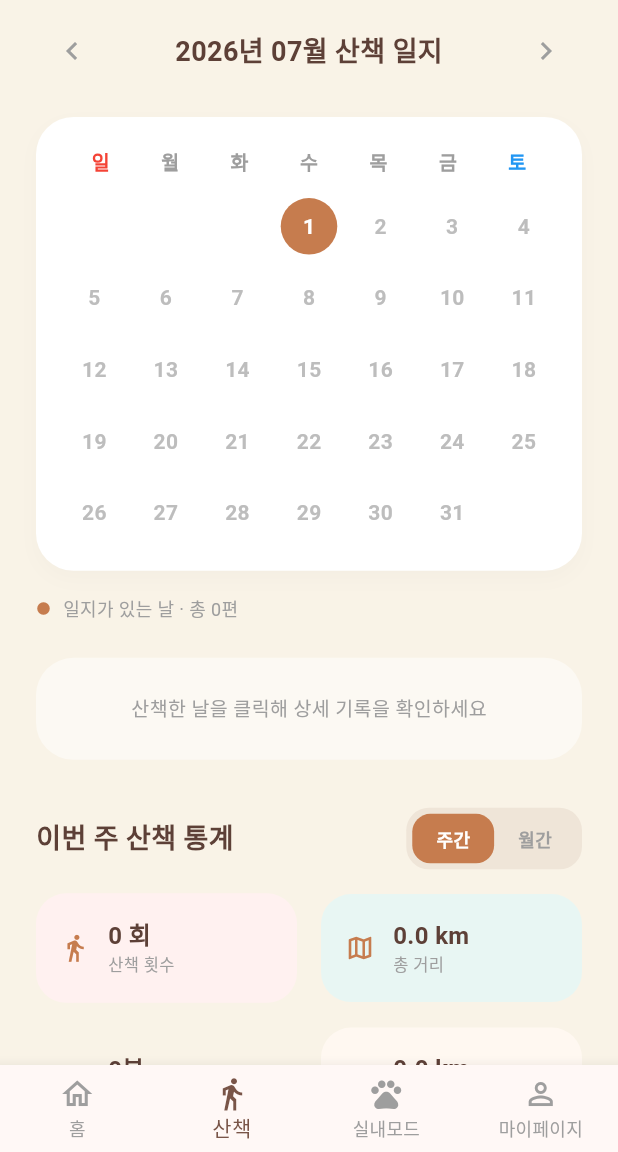
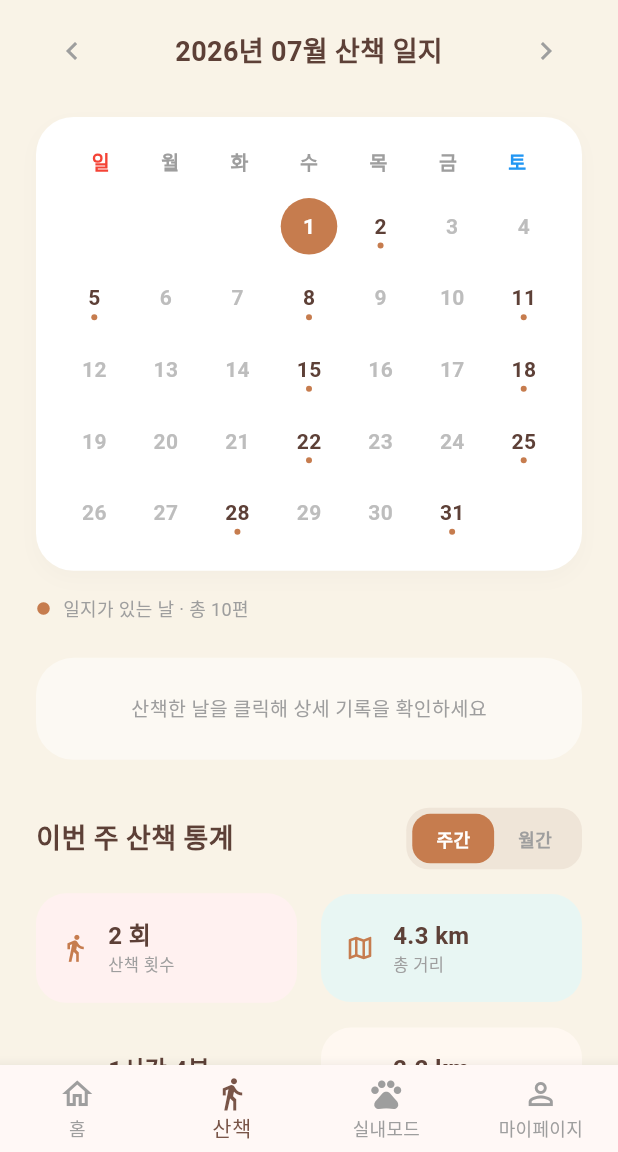
Before and after one commit to YooSH-R/masil, a Flutter app: the WalkLogFeedScreen screen opened by its route, after a tap on the "chevron left" icon, on a phone screen of 412 x 824 dp, the part 84-1236 px from its top. Run offline on Flutter 3.47's test engine with Material 3 defaults, Android fonts, the phone set to English and light mode, and no system bars; our stand-ins replace dio, flutter_secure_storage, go_router, google_fonts, google_sign_in, logger and 1 more; missing offline and left inert: kakao_flutter_sdk_user, kakao_map_plugin, mobile_scanner; accounts and stored records are empty; network calls fail.

Commit message:
✨ Feat: 산책 일지 7월 예시 데이터와 감성 사진 표시 추가
백엔드 산책 API 가 아직 없어서 달력·상세 기록·주간/월간 통계·경로 지도가
전부 빈 화면이었다. 시연과 화면 검증을 위해 2026년 7월 기록 10건을 넣었다.

예시 데이터 (SampleWalkDiaries)
- 7월에 10회. 주차별로 흩어 놓아 주간 통계가 값마다 달라진다
- walkId 를 음수로 두어 서버 id 와 겹치지 않게 했다. 이 값으로
  "서버에 없는 기록"을 판별해 상세 조회·역지오코딩을 건너뛴다
  (안 그러면 날짜를 누를 때마다 401 이 났다)
- 같은 날짜에 서버 기록이 있으면 실제 데이터를 우선한다.
  8월 이후 실제 산책 흐름은 건드리지 않는다
- enabled 를 false 로 바꾸면 전부 사라진다

경로 좌표
- 처음에는 기준 좌표에서 방향을 꺾어가며 계산해 만들었는데, 도로를 무시하고
  건물을 관통해서 보기 나빴다
- OSRM 라우팅 서버에서 실제 도로를 따라가는 경로를 받아 좌표를 그대로 심었다.
  런타임에 API 를 부르지 않으므로 네트워크·키가 필요 없고 매번 같은 경로가 나온다
- 거리·시간도 라우팅 결과에서 가져왔다. 지도에 그려진 선 길이와 화면에
  표시되는 거리가 일치한다 (0.79km ~ 3.32km)

감성 사진
- 일지 기록 카드와 경로 상세의 '이 산책의 감성 사진' 두 곳에 표시한다
- 후기 내용·시간대에 어울리게 배정했다
  (비 오는 저녁 후기 → 비 오는 도시 그림, 해 진 뒤 후기 → 별이 빛나는 밤)
- 우선순위: 서버 사진(thumbnailUrl) → 예시 asset → 안내 아이콘.
  실제 사진이 내려오면 예시가 가리지 않는다
- asset 파일이 없어도 화면이 깨지지 않게 errorBuilder 를 단계별로 걸었다
- pubspec 에 assets/images/samples/ 를 따로 적었다(하위 폴더는 자동 포함 안 됨)

에뮬레이터에서 달력·상세·통계·경로 지도·사진 전부 확인했다.

Co-Authored-By: Claude Opus 5 (1M context) <noreply@anthropic.com>

````diff
--- /dev/null
+++ b/mysil_project_new/lib/core/services/sample_walk_diaries.dart
@@ -0,0 +1,179 @@
+import '../../domain/entities/walk.dart';
+import '../../domain/entities/walk_diary.dart';
+
+/// 2026년 7월 산책 일지 예시 데이터.
+///
+/// 백엔드 산책 API 가 아직 없어서, 달력·상세 기록·주간/월간 통계·경로 지도가
+/// 실제로 어떻게 보이는지 확인하고 시연하기 위한 데이터다.
+///
+/// **8월 이후 데이터는 실제 산책으로 생성된다.** 이 데이터는 7월만 채우고,
+/// 서버에서 받은 기록과 합쳐진다(같은 날짜가 겹치면 서버 것이 우선).
+///
+/// ## 경로 좌표의 출처
+///
+/// 처음에는 기준 좌표에서 방향을 꺾어가며 좌표를 계산해 만들었는데, 도로를
+/// 무시하고 건물을 관통해서 보기 나빴다. 그래서 **OSRM 라우팅 서버에서 실제
+/// 도로를 따라가는 경로를 받아 좌표를 그대로 심었다.**
+///
+/// ```
+/// https://router.project-osrm.org/route/v1/foot/{경유지들}?overview=full&geometries=geojson
+/// ```
+///
+/// 런타임에 API 를 부르지 않으므로 네트워크·키가 필요 없고 매번 같은 경로가
+/// 나온다. 거리·시간도 라우팅 결과에서 가져온 값이라 지도에 그려진 선 길이와
+/// 화면에 표시되는 거리가 일치한다.
+///
+/// ## 제거 방법
+/// [enabled] 를 false 로 바꾸면 앱에서 사라진다. 서버에 7월 데이터가 들어오면
+/// 이 파일과 [WalkDiaryViewModel] 의 병합 코드, [WalkViewModel.loadSummary] 의
+/// 예시 분기를 지우면 된다.
+class SampleWalkDiaries {
+  SampleWalkDiaries._();
+
+  /// 예시 데이터를 쓸지. 서버에 실제 기록이 쌓이면 false 로 바꾸거나 지운다.
+  static const bool enabled = true;
+
+  static const int year = 2026;
+  static const int month = 7;
+
+  /// 예시 데이터의 walkId 는 **음수**다.
+  ///
+  /// 서버가 발급하는 id 와 절대 겹치지 않게 하려는 것이다. 이 값으로
+  /// "서버에 없는 기록"임을 판별해 상세 조회·역지오코딩을 건너뛴다.
+  static bool isSampleId(int walkId) => walkId < 0;
+
+  /// 7월에 10회. 주차별로 흩어 놓아 주간 통계가 값마다 달라지게 했다.
+  static final List<WalkDiaryFeedItem> items = _rows
+      .map((r) => WalkDiaryFeedItem(
+            walkId: r.id,
+            walkedAt: DateTime(year, month, r.day, r.hour, r.minute),
+            durationSeconds: r.minutes * 60,
+            distanceMeters: r.meters,
+            summary: r.summary,
+          ))
+      .toList(growable: false);
+
+  /// walkId → 산책 장소. 실제 기록에서는 좌표를 역지오코딩해 만들지만,
+  /// 예시 데이터는 값을 직접 넣는다.
+  static final Map<int, String> placeNames = {
+    for (final r in _rows) r.id: r.place,
+  };
+
+  /// walkId → 감성 사진 asset 경로.
+  ///
+  /// 실제 기록에서는 GPT 처리를 거친 사진이 서버에서 내려온다(명세서 2.5).
+  /// 예시 데이터는 `assets/images/samples/` 에 넣어둔 그림을 쓴다.
+  /// 파일이 없어도 화면이 깨지지 않게 각 화면에서 errorBuilder 로 받아준다.
+  static String? imageAssetOf(int walkId) => _rowOf(walkId)?.image;
+
+  static const String _imageDir = 'assets/images/samples';
+
+  /// 예시 산책의 경로 요약. 경로 상세 화면이 이걸로 지도에 선을 그린다.
+  static WalkSummary? summaryFor(int walkId) {
+    final row = _rowOf(walkId);
+    final coords = _routes[walkId];
+    if (row == null || coords == null) return null;
+
+    final startedAt = DateTime(year, month, row.day, row.hour, row.minute);
+    final secondsPerStep = coords.length < 2
+        ? 0.0
+        : (row.minutes * 60) / (coords.length - 1);
+
+    return WalkSummary(
+      walkId: walkId,
+      durationSeconds: row.minutes * 60,
+      distanceMeters: row.meters,
+      startedAt: startedAt,
+      endedAt: startedAt.add(Duration(minutes: row.minutes)),
+      route: [
+        for (var i = 0; i < coords.length; i++)
+          WalkLocationPoint(
+            latitude: coords[i].$1,
+            longitude: coords[i].$2,
+            sequence: i + 1,
+            recordedAt:
+                startedAt.add(Duration(seconds: (secondsPerStep * i).round())),
+          ),
+      ],
+    );
+  }
+
+  static _Row? _rowOf(int walkId) {
+    for (final r in _rows) {
+      if (r.id == walkId) return r;
+    }
+    return null;
+  }
+
+  /// 서울 마포·서대문 일대의 실제 도보 경로 좌표 (위도, 경도).
+  /// OSRM 라우팅 결과를 30~50개 지점으로 줄여 넣었다.
+  static const Map<int, List<(double, double)>> _routes = {
+    -1: [(37.57005, 126.93304), (37.56992, 126.93329), (37.57019, 126.93362), (37.57110, 126.93434), (37.57159, 126.93482), (37.57153, 126.93505), (37.57170, 126.9354), (37.57189, 126.93601), (37.57208, 126.93560), (37.57251, 126.93547), (37.57266, 126.93546), (37.57296, 126.93556), (37.57316, 126.93560), (37.57384, 126.93563), (37.57454, 126.93551), (37.57541, 126.93536), (37.57561, 126.93536), (37.57550, 126.93526), (37.57512, 126.93526), (37.57462, 126.93392), (37.57411, 126.93378), (37.57395, 126.93388), (37.57420, 126.93399), (37.57487, 126.93514), (37.57445, 126.93540), (37.57406, 126.93547), (37.57352, 126.93552), (37.57309, 126.93550), (37.57289, 126.93544), (37.57258, 126.93532), (37.57166, 126.93467), (37.57103, 126.93414), (37.57024, 126.93354), (37.56994, 126.93324), (37.57005, 126.93304)],
+    -2: [(37.55599, 126.90195), (37.55668, 126.90172), (37.55675, 126.90205), (37.55682, 126.90236), (37.55690, 126.90273), (37.55706, 126.90350), (37.55717, 126.90406), (37.5573, 126.90468), (37.55744, 126.90537), (37.55755, 126.90572), (37.55804, 126.90557), (37.55859, 126.90584), (37.55876, 126.90614), (37.55934, 126.90715), (37.56054, 126.90607), (37.56120, 126.90550), (37.56203, 126.90473), (37.56146, 126.90362), (37.56181, 126.90301), (37.56133, 126.90334), (37.56102, 126.90356), (37.56083, 126.90370), (37.56036, 126.90363), (37.56028, 126.90346), (37.56014, 126.90315), (37.55996, 126.90272), (37.55938, 126.90314), (37.55883, 126.90352), (37.55815, 126.90401), (37.55776, 126.90428), (37.55725, 126.90445), (37.55710, 126.90371), (37.55697, 126.90310), (37.55687, 126.90262), (37.55681, 126.90233), (37.55675, 126.90204), (37.55618, 126.90189), (37.55599, 126.90195)],
+    -3: [(37.56296, 126.92505), (37.56303, 126.92513), (37.56309, 126.92519), (37.56318, 126.92530), (37.56331, 126.92544), (37.56344, 126.92559), (37.56351, 126.92567), (37.56358, 126.92574), (37.56376, 126.92596), (37.56384, 126.92604), (37.56404, 126.92628), (37.56399, 126.92633), (37.56386, 126.92644), (37.56381, 126.92648), (37.56413, 126.92688), (37.56429, 126.92669), (37.56435, 126.92662), (37.5644, 126.92655), (37.5647, 126.92618), (37.56487, 126.92596), (37.56504, 126.92566), (37.56522, 126.92538), (37.56520, 126.92524), (37.56521, 126.92504), (37.56497, 126.92501), (37.56491, 126.92500), (37.56474, 126.92523), (37.56470, 126.92528), (37.56451, 126.92554), (37.56434, 126.92534), (37.56429, 126.92528), (37.56409, 126.92505), (37.56407, 126.92501), (37.56359, 126.92557), (37.56351, 126.92567), (37.56344, 126.92559), (37.56331, 126.92544), (37.56318, 126.92530), (37.56309, 126.92519), (37.56303, 126.92513), (37.56296, 126.92505)],
+    -4: [(37.57872, 126.88974), (37.57871, 126.88977), (37.57821, 126.89059), (37.57878, 126.89115), (37.57929, 126.89167), (37.58034, 126.89274), (37.58061, 126.89302), (37.58102, 126.89240), (37.58164, 126.89136), (37.58218, 126.89024), (37.58240, 126.88975), (37.58254, 126.88996), (37.58252, 126.89015), (37.58238, 126.89072), (37.58234, 126.89082), (37.58196, 126.89157), (37.58164, 126.89200), (37.58152, 126.89216), (37.58151, 126.89226), (37.58150, 126.89235), (37.58149, 126.89242), (37.58149, 126.89248), (37.58150, 126.89253), (37.58150, 126.89261), (37.58151, 126.89268), (37.58142, 126.89291), (37.58124, 126.89330), (37.58046, 126.89443), (37.57999, 126.89505), (37.57970, 126.89539), (37.57940, 126.89572), (37.57932, 126.89577), (37.57920, 126.89581), (37.57861, 126.89667), (37.57844, 126.89691), (37.57842, 126.89689), (37.57839, 126.89686), (37.57815, 126.89661), (37.57833, 126.89635), (37.57859, 126.89599), (37.57881, 126.89564), (37.57884, 126.89560), (37.57936, 126.89482), (37.57945, 126.89469), (37.57955, 126.89454), (37.58007, 126.89378), (37.58061, 126.89302), (37.57929, 126.89167), (37.57878, 126.89115), (37.57821, 126.89059), (37.57871, 126.88977), (37.57872, 126.88974)],
+    -5: [(37.55393, 126.92108), (37.55347, 126.92041), (37.55389, 126.91991), (37.55490, 126.92128), (37.55522, 126.92172), (37.55604, 126.92283), (37.55692, 126.92400), (37.55693, 126.92424), (37.55632, 126.92503), (37.55626, 126.92506), (37.55623, 126.92503), (37.55617, 126.92473), (37.55604, 126.92449), (37.55594, 126.92438), (37.55543, 126.92360), (37.55517, 126.92331), (37.55491, 126.92306), (37.55451, 126.92275), (37.55463, 126.92218), (37.55506, 126.92168), (37.55524, 126.92146), (37.55557, 126.92107), (37.55590, 126.92068), (37.55614, 126.92040), (37.55692, 126.92049), (37.55720, 126.92078), (37.55742, 126.92101), (37.55789, 126.92149), (37.55833, 126.92193), (37.55872, 126.92283), (37.55854, 126.92308), (37.55800, 126.92304), (37.55731, 126.92240), (37.55694, 126.92186), (37.55688, 126.92180), (37.55660, 126.92163), (37.55631, 126.92145), (37.55624, 126.92127), (37.55601, 126.92055), (37.55579, 126.92081), (37.55533, 126.92135), (37.55513, 126.92160), (37.55473, 126.92206), (37.55431, 126.92160), (37.55393, 126.92108)],
+    -6: [(37.54896, 126.91302), (37.54924, 126.91345), (37.54979, 126.91441), (37.55021, 126.91502), (37.55090, 126.91608), (37.55064, 126.91577), (37.55095, 126.91602), (37.55180, 126.91712), (37.55270, 126.91819), (37.55172, 126.91670), (37.55223, 126.91539), (37.55239, 126.91514), (37.55264, 126.91405), (37.55195, 126.91295), (37.55147, 126.91264), (37.55050, 126.91295), (37.54965, 126.91308), (37.54919, 126.91288), (37.54884, 126.91181), (37.54859, 126.91058), (37.54852, 126.90980), (37.54857, 126.90892), (37.54845, 126.90761), (37.54817, 126.90727), (37.54782, 126.90709), (37.54740, 126.90711), (37.54626, 126.90828), (37.54602, 126.90881), (37.54598, 126.90926), (37.54612, 126.90974), (37.54641, 126.91010), (37.54758, 126.9104), (37.54814, 126.91065), (37.54827, 126.91081), (37.54864, 126.91168), (37.54874, 126.91225), (37.54896, 126.91302)],
+    -7: [(37.57005, 126.93304), (37.56992, 126.93329), (37.56912, 126.93265), (37.56870, 126.93232), (37.56866, 126.93216), (37.56912, 126.93175), (37.56953, 126.93142), (37.57028, 126.93078), (37.57098, 126.93020), (37.57134, 126.93007), (37.57152, 126.93044), (37.57152, 126.93044), (37.57143, 126.93025), (37.57128, 126.92995), (37.57124, 126.92989), (37.57055, 126.93046), (37.57013, 126.93082), (37.56953, 126.93142), (37.57050, 126.93216), (37.57085, 126.93243), (37.57161, 126.93300), (37.57198, 126.93328), (37.57252, 126.93370), (37.57271, 126.93333), (37.57311, 126.93325), (37.57314, 126.93261), (37.57266, 126.93285), (37.57229, 126.93316), (37.57198, 126.93328), (37.57161, 126.93300), (37.57105, 126.93410), (37.57041, 126.93368), (37.56992, 126.93329), (37.57005, 126.93304)],
+    -8: [(37.56493, 126.90802), (37.56567, 126.91060), (37.56588, 126.91126), (37.56673, 126.91213), (37.56689, 126.91196), (37.56791, 126.91249), (37.56876, 126.91300), (37.56919, 126.91253), (37.56962, 126.91143), (37.57003, 126.91154), (37.57017, 126.91174), (37.57032, 126.91180), (37.57049, 126.91173), (37.57051, 126.91223), (37.57025, 126.91282), (37.57042, 126.91271), (37.57091, 126.91171), (37.57173, 126.91000), (37.57211, 126.90914), (37.57236, 126.90837), (37.57161, 126.90991), (37.57127, 126.91061), (37.57081, 126.91160), (37.57049, 126.91173), (37.57032, 126.91180), (37.57017, 126.91174), (37.57003, 126.91154), (37.56962, 126.91143), (37.56919, 126.91253), (37.56867, 126.91391), (37.56780, 126.91567), (37.56744, 126.91536), (37.56687, 126.91443), (37.56613, 126.91206), (37.56587, 126.91121), (37.56533, 126.90959), (37.56493, 126.90802)],
+    -9: [(37.55701, 126.92600), (37.55706, 126.92621), (37.55721, 126.92676), (37.55729, 126.92687), (37.55765, 126.9272), (37.55800, 126.92742), (37.55834, 126.92762), (37.55792, 126.92875), (37.55773, 126.92928), (37.55743, 126.93009), (37.55700, 126.93122), (37.55692, 126.93145), (37.557, 126.93174), (37.55716, 126.93132), (37.55758, 126.93015), (37.55809, 126.92880), (37.55841, 126.92814), (37.55862, 126.92834), (37.55860, 126.92840), (37.55886, 126.92836), (37.55929, 126.92873), (37.56030, 126.92814), (37.56067, 126.92816), (37.56086, 126.92736), (37.56096, 126.92672), (37.56050, 126.92667), (37.56012, 126.92665), (37.5595, 126.92661), (37.55937, 126.92663), (37.5592, 126.92667), (37.55898, 126.92677), (37.55880, 126.92685), (37.55862, 126.92684), (37.55852, 126.92714), (37.55834, 126.92762), (37.55800, 126.92742), (37.55765, 126.9272), (37.55729, 126.92687), (37.55721, 126.92676), (37.55706, 126.92621), (37.55701, 126.92600)],
+    -10: [(37.55599, 126.90195), (37.55618, 126.90189), (37.55668, 126.90172), (37.55648, 126.90073), (37.55640, 126.90033), (37.55623, 126.89954), (37.55610, 126.89896), (37.55614, 126.89891), (37.55619, 126.89886), (37.55628, 126.89880), (37.55639, 126.89874), (37.55659, 126.89864), (37.55691, 126.89860), (37.55788, 126.89827), (37.55806, 126.89851), (37.55886, 126.89822), (37.55901, 126.89816), (37.55934, 126.89890), (37.55946, 126.89916), (37.55973, 126.89976), (37.55992, 126.9002), (37.56002, 126.90041), (37.56025, 126.90095), (37.56044, 126.90138), (37.56079, 126.90214), (37.56102, 126.90197), (37.56106, 126.90194), (37.56139, 126.90170), (37.56155, 126.90159), (37.56166, 126.90152), (37.56178, 126.90143), (37.56202, 126.90126), (37.56179, 126.90069), (37.56153, 126.90004), (37.56115, 126.89909), (37.56105, 126.89883), (37.56059, 126.89914), (37.56046, 126.89923), (37.56033, 126.89933), (37.55973, 126.89976), (37.55889, 126.90036), (37.55850, 126.90064), (37.55836, 126.90074), (37.55821, 126.90084), (37.55805, 126.90096), (37.55775, 126.90117), (37.55765, 126.90123), (37.55745, 126.90137), (37.55720, 126.90155), (37.55672, 126.90171), (37.55668, 126.90172), (37.55618, 126.90189), (37.55599, 126.90195)],
+  };
+
+  /// 거리·시간은 위 경로의 라우팅 결과에서 가져온 값이다.
+  /// 사진은 후기 내용·시간대와 어울리는 것으로 배정했다
+  /// (예: 비 오는 저녁 후기에는 비 오는 도시 그림).
+  static const List<_Row> _rows = [
+    _Row(-1, 2, 8, 20, 31, 2076, '연희동', '아침 공기가 시원해서 평소보다 멀리 걸었어요.',
+        '$_imageDir/riverside_watercolor.png'),
+    _Row(-2, 5, 17, 10, 33, 2260, '망원동', '한강 쪽으로 내려가 물 구경을 오래 했어요.',
+        '$_imageDir/sunset_river.png'),
+    _Row(-3, 8, 19, 30, 12, 785, '연남동', '비가 올 것 같아 짧게 다녀왔어요.',
+        '$_imageDir/night_rain_road.png'),
+    _Row(-4, 11, 10, 0, 37, 2496, '상암동', '공원 한 바퀴를 다 돌았어요. 친구 강아지도 만났고요.',
+        '$_imageDir/park_bench_oil.png'),
+    _Row(-5, 15, 18, 40, 38, 2551, '서교동', '골목마다 냄새를 맡느라 자주 멈췄어요.',
+        '$_imageDir/popart_street.png'),
+    _Row(-6, 18, 7, 50, 47, 3200, '합정동', '이른 아침 산책. 사람이 없어 편하게 걸었어요.',
+        '$_imageDir/bridge_watercolor.png'),
+    _Row(-7, 22, 20, 15, 30, 2016, '연희동', '더워서 해 지고 나서 나갔어요. 어제와 다른 길로.',
+        '$_imageDir/starry_night.png'),
+    _Row(-8, 25, 16, 30, 49, 3323, '성산동', '오늘 제일 많이 걸은 날. 마실이도 신났어요.',
+        '$_imageDir/wide_river_watercolor.png'),
+    _Row(-9, 28, 9, 20, 30, 2014, '동교동', '단골 코스. 가는 길을 이제 외운 것 같아요.',
+        '$_imageDir/park_sketch.png'),
+    _Row(-10, 31, 19, 0, 31, 2110, '망원동', '7월 마지막 산책. 한 달 동안 고마워 마실아!',
+        '$_imageDir/ink_landscape.png'),
+  ];
+}
+
+class _Row {
+  const _Row(
+    this.id,
+    this.day,
+    this.hour,
+    this.minute,
+    this.minutes,
+    this.meters,
+    this.place,
+    this.summary,
+    this.image,
+  );
+
+  final int id;
+  final int day;
+  final int hour;
+  final int minute;
+
+  /// 산책 시간(분).
+  final int minutes;
+
+  /// 산책 거리(m).
+  final int meters;
+
+  final String place;
+  final String summary;
+
+  /// 감성 사진 asset 경로.
+  final String image;
+}
--- a/mysil_project_new/lib/presentation/viewmodels/walk_diary_view_model.dart
+++ b/mysil_project_new/lib/presentation/viewmodels/walk_diary_view_model.dart
@@ -1,4 +1,5 @@
 import '../../core/services/place_name_resolver.dart';
+import '../../core/services/sample_walk_diaries.dart';
 import '../../domain/entities/walk_diary.dart';
 import '../../domain/repositories/walk_diary_repository.dart';
 import 'base_view_model.dart';
@@ -110,6 +111,13 @@ class WalkDiaryViewModel extends BaseViewModel {
   /// 장소명 필드가 서버 응답에 없어서 좌표를 역지오코딩한다. 백엔드가 장소명을
   /// 내려주게 되면 이 두 번째 단계는 지워도 된다.
   Future<void> selectWalk(int walkId) async {
+    // 7월 예시 데이터는 서버에 없다. 상세를 조회하면 401 만 나므로 건너뛴다.
+    // 장소명은 이미 채워져 있다.
+    if (SampleWalkDiaries.isSampleId(walkId)) {
+      safeNotify();
+      return;
+    }
+
     await loadDetail(walkId);
 
     if (_placeNames.containsKey(walkId)) return;
@@ -137,14 +145,52 @@ class WalkDiaryViewModel extends BaseViewModel {
     }
 
     final page = await guard(() => _diaryRepository.getFeed(limit: 20));
-    if (page == null) return;
 
-    _feed
-      ..clear()
-      ..addAll(page.items);
-    _nextCursor = page.nextCursor;
-    _hasNext = page.hasNext;
+    _feed.clear();
+    if (page != null) {
+      _feed.addAll(page.items);
+      _nextCursor = page.nextCursor;
+      _hasNext = page.hasNext;
+    }
+
+    // 서버 기록을 담은 뒤 7월 예시 데이터를 합친다.
+    // 조회가 실패해도(현재 산책 API 미배포) 예시는 보여야 하므로 page == null
+    // 인 경우에도 실행한다.
+    _mergeSamples();
     safeNotify();
+  }
+
+  /// 2026년 7월 예시 데이터를 합친다. 같은 날짜에 서버 기록이 있으면 넣지 않는다.
+  ///
+  /// 실제 산책 기록이 쌓이면 [SampleWalkDiaries.enabled] 를 false 로 바꾸거나
+  /// 이 메서드와 호출부를 지우면 된다.
+  void _mergeSamples() {
+    if (!SampleWalkDiaries.enabled) return;
+
+    final serverDays = _feed
+        .map((e) => e.walkedAt)
+        .whereType<DateTime>()
+        .map((at) => DateTime(at.year, at.month, at.day))
+        .toSet();
+
+    for (final sample in SampleWalkDiaries.items) {
+      final at = sample.walkedAt;
+      if (at == null) continue;
+      // 서버에 그 날 기록이 있으면 실제 데이터를 우선한다.
+      if (serverDays.contains(DateTime(at.year, at.month, at.day))) continue;
+      _feed.add(sample);
+    }
+
+    // 예시 데이터는 좌표가 없어 역지오코딩을 못 하므로 장소명을 미리 채운다.
+    _placeNames.addAll(SampleWalkDiaries.placeNames);
+
+    // 최신순으로 맞춘다(서버 피드도 최신순이다).
+    _feed.sort((a, b) {
+      final at = a.walkedAt;
+      final bt = b.walkedAt;
+      if (at == null || bt == null) return 0;
+      return bt.compareTo(at);
+    });
   }
 
   /// 다음 커서 페이지 추가 로드.
--- a/mysil_project_new/pubspec.yaml
+++ b/mysil_project_new/pubspec.yaml
@@ -42,3 +42,6 @@ flutter:
   uses-material-design: true
   assets:
     - assets/images/
+    # 하위 폴더는 자동 포함되지 않아 따로 적어야 한다.
+    # 7월 산책 일지 예시용 감성 사진 (SampleWalkDiaries 참고).
+    - assets/images/samples/
````
Also changed, not shown: mysil_project_new/lib/presentation/screens/walk/walk_log_feed_screen.dart (+44 -17 lines), mysil_project_new/lib/presentation/screens/walk/walk_path_detail_screen.dart (+21 -1 lines), mysil_project_new/lib/presentation/viewmodels/walk_view_model.dart (+13 -0 lines), mysil_project_new/assets/images/samples/bridge_watercolor.png (added), mysil_project_new/assets/images/samples/ink_landscape.png (added), mysil_project_new/assets/images/samples/night_rain_road.png (added), mysil_project_new/assets/images/samples/park_bench_oil.png (added), mysil_project_new/assets/images/samples/park_sketch.png (added), mysil_project_new/assets/images/samples/popart_street.png (added), mysil_project_new/assets/images/samples/riverside_watercolor.png (added), mysil_project_new/assets/images/samples/starry_night.png (added), mysil_project_new/assets/images/samples/sunset_river.png (added), mysil_project_new/assets/images/samples/wide_river_watercolor.png (added).
